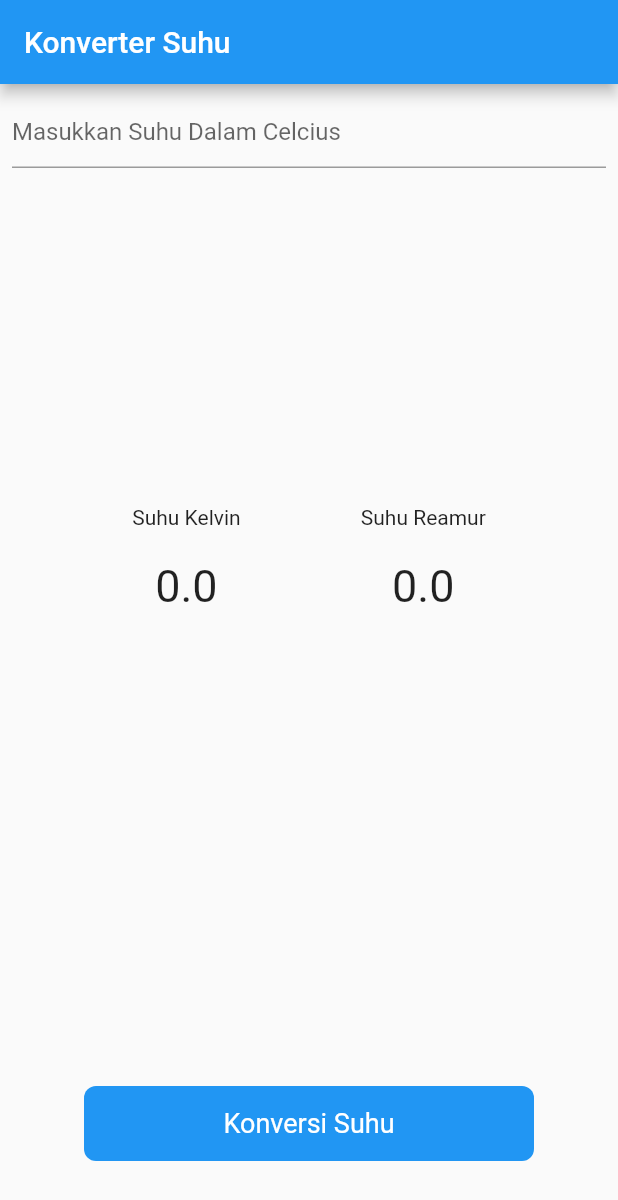
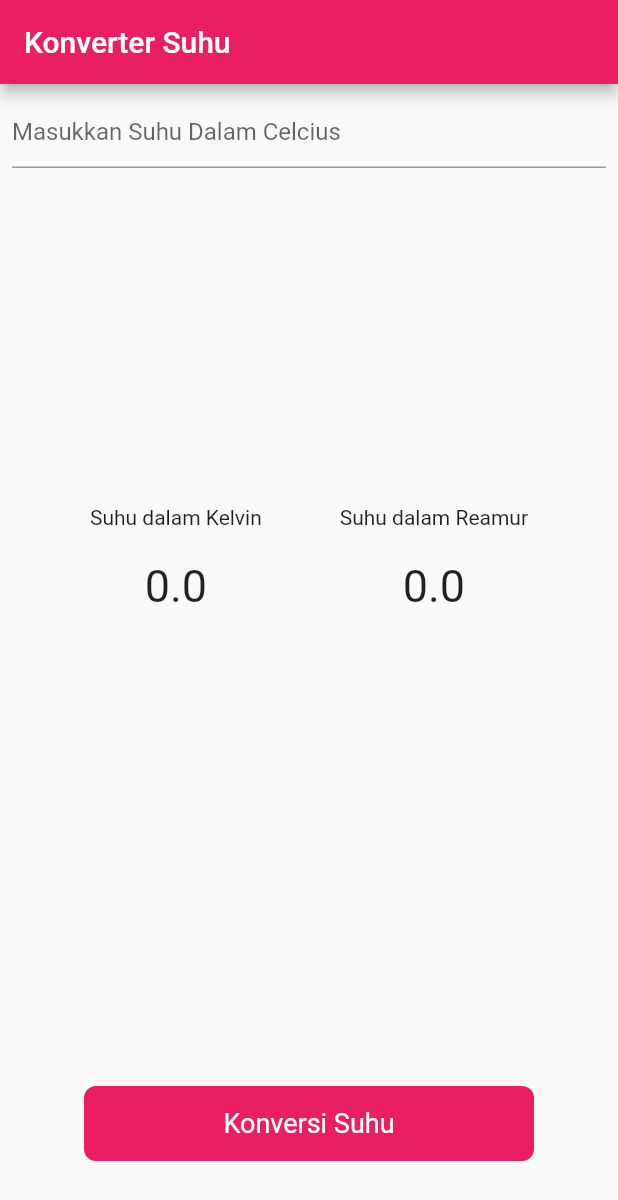
Before and after one commit to Wandafebrr/Pemrograman-mobile, a Flutter app: the screen it shows after launch, on a phone screen of 412 x 824 dp. Shown: the top 1200 px of the screen. Run offline on Flutter 3.47's test engine with Material 2 defaults, Android fonts, the phone set to English and light mode, and no system bars; our stand-ins replace carousel_slider.

Commit message:
minor changes

```diff
--- a/statefull_widget/lib/main.dart
+++ b/statefull_widget/lib/main.dart
@@ -9,9 +9,10 @@ class MyApp extends StatelessWidget {
   @override
   Widget build(BuildContext context) {
     return MaterialApp(
+      debugShowCheckedModeBanner: false,
       title: 'Flutter Demo',
       theme: ThemeData(
-        primarySwatch: Colors.blue,
+        primarySwatch: Colors.pink,
         visualDensity: VisualDensity.adaptivePlatformDensity,
       ),
       home: MyHomePage(),
@@ -68,14 +69,14 @@ class _MyHomePageState extends State<MyHomePage> {
                   children: [
                     Column(
                       children: [
-                        Text("Suhu Kelvin", style: TextStyle(fontSize: 14)),
+                        Text("Suhu dalam Kelvin", style: TextStyle(fontSize: 14)),
                         SizedBox(height: 20),
                         Text("$kelvin", style: TextStyle(fontSize: 30)),
                       ],
                     ),
                     Column(
                       children: [
-                        Text("Suhu Reamur", style: TextStyle(fontSize: 14)),
+                        Text("Suhu dalam Reamur", style: TextStyle(fontSize: 14)),
                         SizedBox(height: 20),
                         Text("$reamur", style: TextStyle(fontSize: 30)),
                       ],
@@ -97,7 +98,7 @@ class _MyHomePageState extends State<MyHomePage> {
                       width: 300, // Sesuaikan lebar sesuai keinginan
                       height: 50, // Sesuaikan tinggi sesuai keinginan
                       decoration: BoxDecoration(
-                        color: Colors.blue,
+                        color: Colors.pink,
                         borderRadius: BorderRadius.circular(8),
                       ),
                       alignment: Alignment.center,
```
